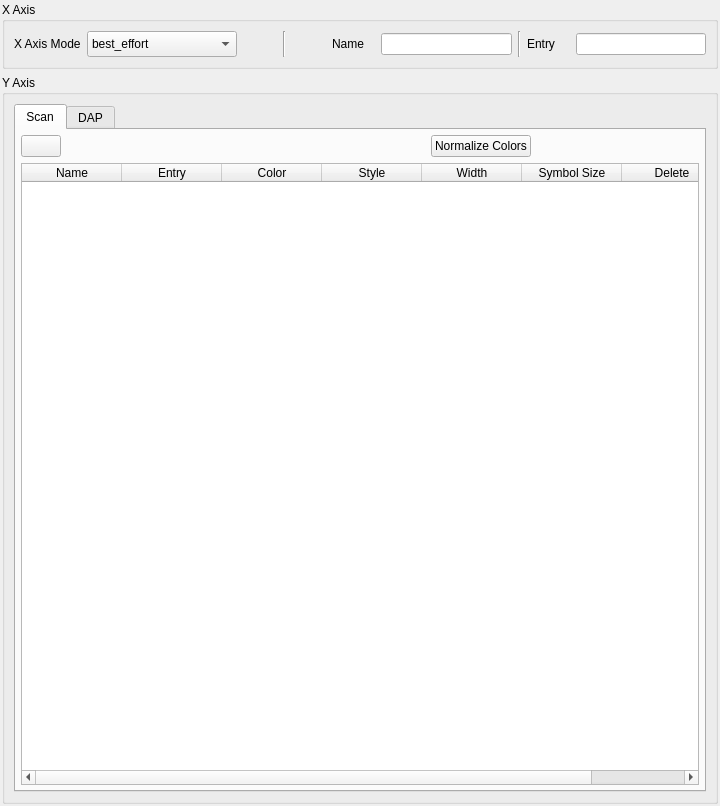
First picture: the form in bec_widgets/widgets/waveform/waveform_toolbar/curve_dialog/curve_dialog.ui, repository bec-project/bec_widgets, before the edit.
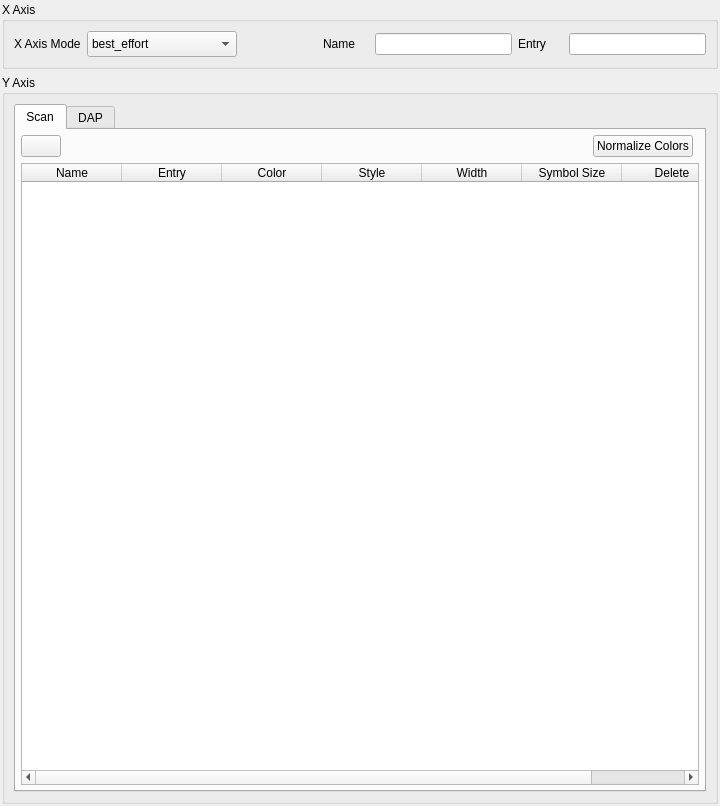
Second picture: the form after the edit. Custom widgets are drawn as their Qt base class.

```diff
--- a/bec_widgets/widgets/waveform/waveform_toolbar/curve_dialog/curve_dialog.ui
+++ b/bec_widgets/widgets/waveform/waveform_toolbar/curve_dialog/curve_dialog.ui
@@ -31,7 +31,7 @@
      <property name="title">
       <string>X Axis</string>
      </property>
-     <layout class="QHBoxLayout" name="horizontalLayout" stretch="0,0,0,0,0,1,3,0,1,3">
+     <layout class="QHBoxLayout" name="horizontalLayout" stretch="0,0,0,0,1,3,1,3">
       <item>
        <widget class="QLabel" name="x_mode_label">
         <property name="text">
@@ -82,22 +82,6 @@
         </property>
        </spacer>
       </item>
-      <item>
-       <widget class="Line" name="line_2">
-        <property name="frameShadow">
-         <enum>QFrame::Shadow::Sunken</enum>
-        </property>
-        <property name="lineWidth">
-         <number>1</number>
-        </property>
-        <property name="midLineWidth">
-         <number>0</number>
-        </property>
-        <property name="orientation">
-         <enum>Qt::Orientation::Vertical</enum>
-        </property>
-       </widget>
-      </item>
       <item>
        <spacer name="horizontalSpacer_4">
         <property name="orientation">
@@ -121,13 +105,6 @@
       <item>
        <widget class="DeviceLineEdit" name="x_name"/>
       </item>
-      <item>
-       <widget class="Line" name="line">
-        <property name="orientation">
-         <enum>Qt::Orientation::Vertical</enum>
-        </property>
-       </widget>
-      </item>
       <item>
        <widget class="QLabel" name="x_entry_label">
         <property name="text">
@@ -179,25 +156,7 @@
             </property>
            </widget>
           </item>
-          <item row="0" column="3">
-           <widget class="ColormapSelector" name="color_map_selector_scan">
-            <property name="minimumSize">
-             <size>
-              <width>150</width>
-              <height>0</height>
-             </size>
-            </property>
-            <property name="colormaps" stdset="0">
-             <stringlist>
-              <string>inferno</string>
-              <string>viridis</string>
-              <string>plasma</string>
-              <string>magma</string>
-             </stringlist>
-            </property>
-           </widget>
-          </item>
-          <item row="1" column="0" colspan="6">
+          <item row="1" column="0" colspan="4">
            <widget class="QTableWidget" name="scan_table">
             <property name="rowCount">
              <number>0</number>
```
Left out of the diff: 42 changed lines with no effect on the pictures.
